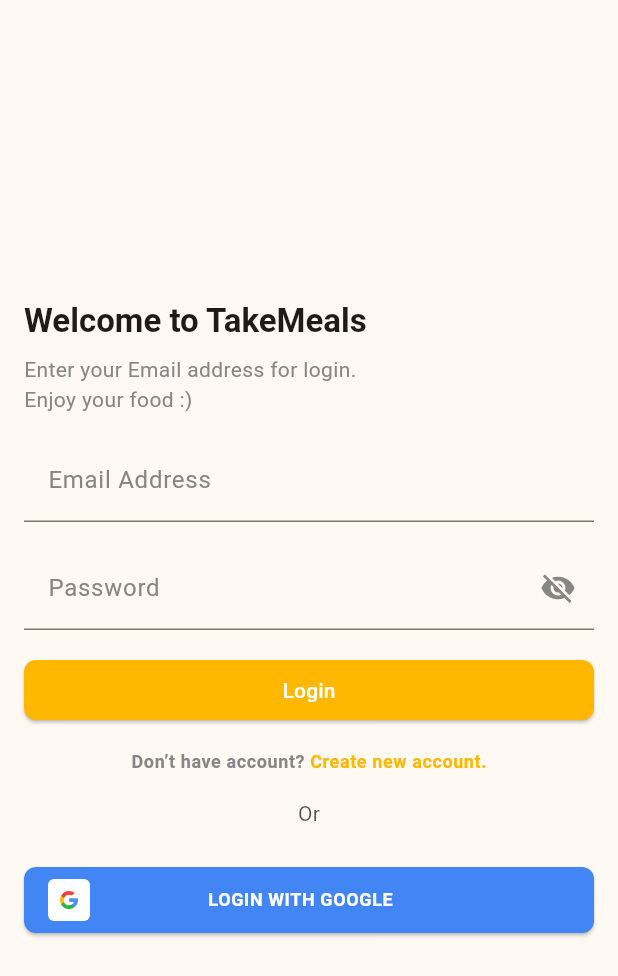
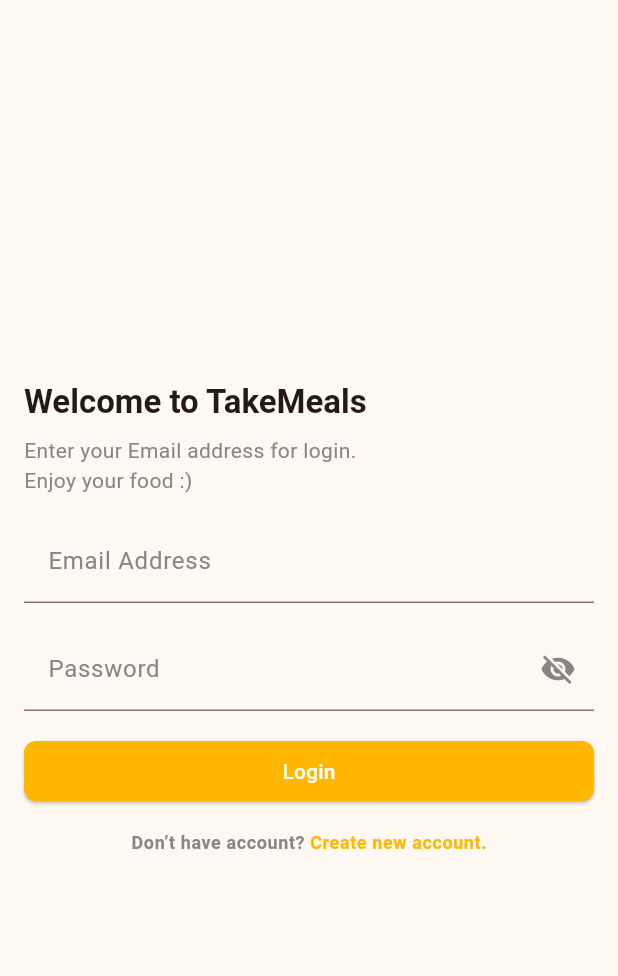
Before and after one commit to naufalzp/takemeals-app, a Flutter app: the LoginScreen screen opened directly, on a phone screen of 412 x 824 dp. Shown: the top 976 px of the screen. Run offline on Flutter 3.47's test engine with Material 3 defaults, Android fonts, the phone set to English and light mode, and no system bars; our stand-ins replace dartz, equatable, flutter_dotenv, flutter_svg, form_field_validator, shared_preferences; accounts and stored records are empty.

Commit message:
refactor: Comment out unused Google login button and related UI elements in login screen

```diff
--- a/lib/screens/auth/login_screen.dart
+++ b/lib/screens/auth/login_screen.dart
@@ -54,19 +54,18 @@
                 ),
               ),
               const SizedBox(height: defaultPadding),
-              kOrText,
-              const SizedBox(height: defaultPadding * 1.5),
+              // kOrText,
+              // const SizedBox(height: defaultPadding * 1.5),
 
-              // Google
-              SocialButton(
-                press: () {},
-                text: "Login with Google",
-                color: const Color(0xFF4285F4),
-                icon: SvgPicture.asset(
-                  'assets/icons/google.svg',
-                ),
-              ),
-              const SizedBox(height: defaultPadding),
+              // // Google
+              // SocialButton(
+              //   press: () {},
+              //   text: "Login with Google",
+              //   color: const Color(0xFF4285F4),
+              //   icon: SvgPicture.asset(
+              //     'assets/icons/google.svg',
+              //   ),
+              // ),
             ],
           ),
         ),
```
